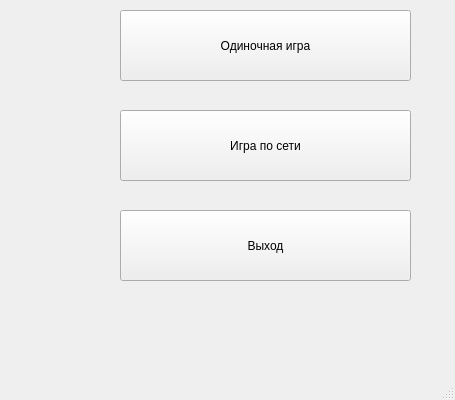
This is menustart.ui in ChabanovSN/Poker as Qt 5 draws it before an edit. The edited form follows.
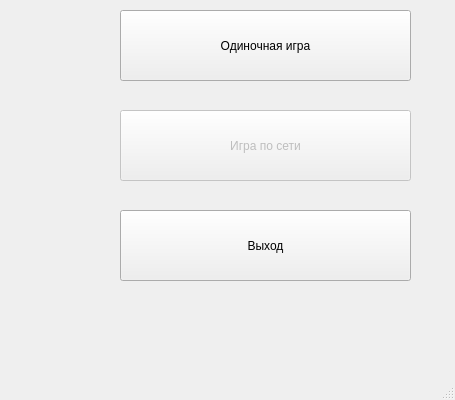
This is the edited form.

Patch:
```diff
--- a/menustart.ui
+++ b/menustart.ui
@@ -40,6 +40,9 @@
     </property>
    </widget>
    <widget class="QPushButton" name="NetButton">
+    <property name="enabled">
+     <bool>false</bool>
+    </property>
     <property name="geometry">
      <rect>
       <x>120</x>
```
